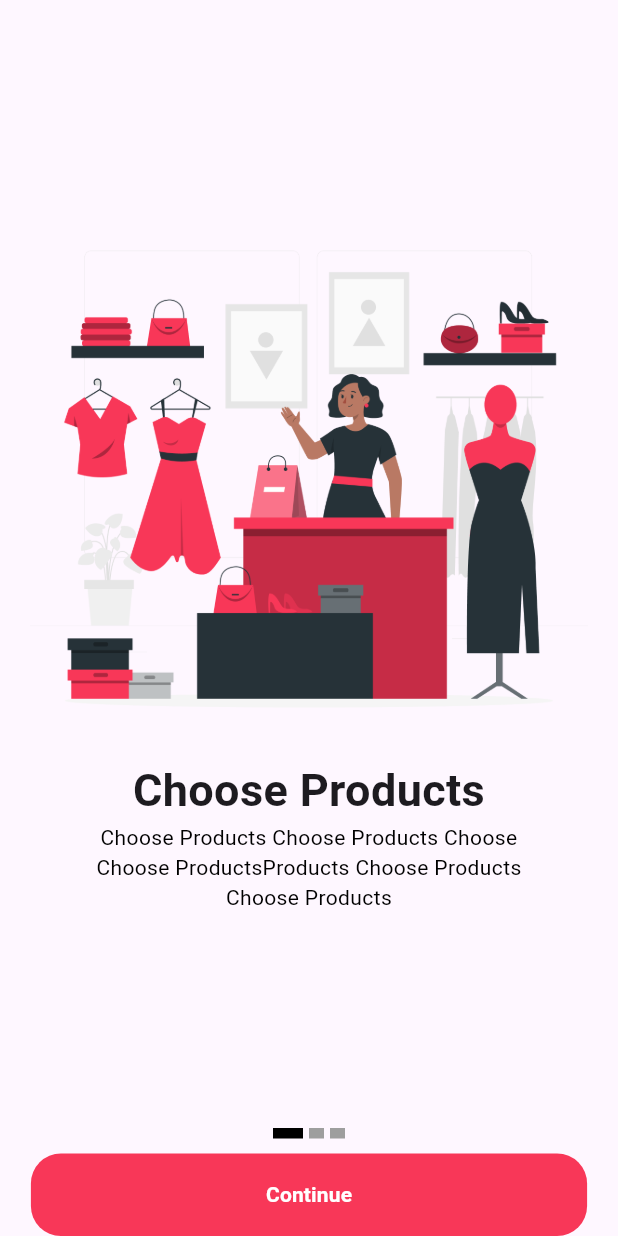
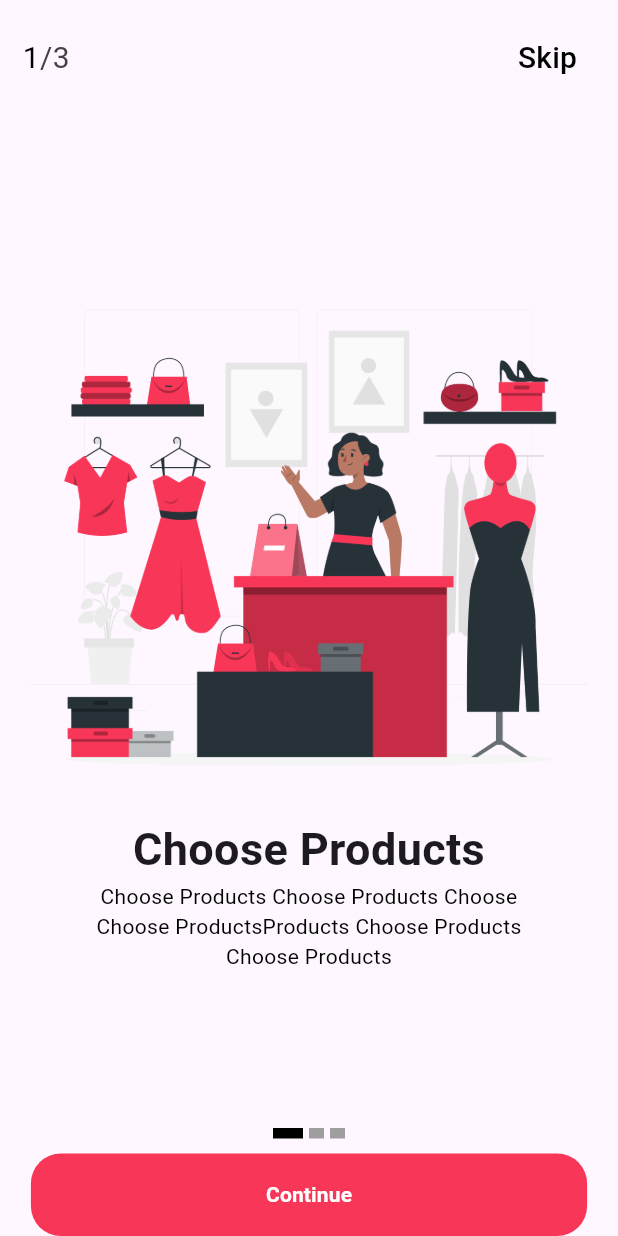
Before and after one commit to fargvictor8/Ecomerc_App, a Flutter app: the screen it shows after launch, on a phone screen of 412 x 824 dp. Run offline on Flutter 3.47's test engine with Material 3 defaults, Android fonts, the phone set to English and light mode, and no system bars.

Commit message:
add counter functionality and home screen

```diff
--- a/lib/onboarding.dart
+++ b/lib/onboarding.dart
@@ -24,6 +24,7 @@ class _OnboardingPageState extends State<OnboardingPage> {
     return Scaffold(
       body: Column(
         children: [
+          appbar(),
           body(),
           buildDots(),
           button()
@@ -31,6 +32,10 @@ class _OnboardingPageState extends State<OnboardingPage> {
       ),
     );
   }
+
+
+  //APP Bar
+
 
   //Body
 
@@ -127,4 +132,35 @@ class _OnboardingPageState extends State<OnboardingPage> {
     );
   }
 
+  Widget appbar(){
+    return SafeArea(
+      child: Padding(
+        padding: const EdgeInsets.all(15.0),
+        child: Row(
+          children: [
+            Text("1",style: TextStyle(
+              fontSize: 20,
+              color: Colors.black
+            ),),
+
+            Text("/3",style: TextStyle(
+                fontSize: 20,
+                color: Colors.grey.shade800
+            ),),
+            Spacer(),
+
+            TextButton(
+                onPressed: (){
+                  context.pushNamed(Routes.HomePage);
+                },
+                child: Text("Skip",style: TextStyle(
+                  fontSize: 20,
+                  color: Colors.black
+                ),))
+          ],
+        ),
+      ),
+    );
+  }
+
 }
```
